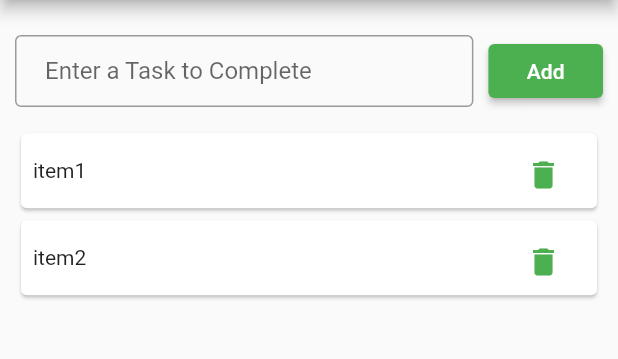
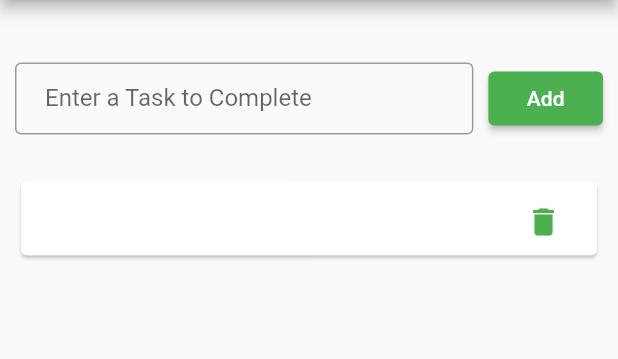
Before and after one commit to syfulsharif/toDoApp_Flutter, a Flutter app: the screen it shows after launch, after a tap on "Add", on a phone screen of 412 x 824 dp, the part 84-443 px from its top. Run offline on Flutter 3.47's test engine with Material 2 defaults, Android fonts, the phone set to English and light mode, and no system bars.

Commit message:
Add and Delete Functionality added

```diff
--- a/lib/main.dart
+++ b/lib/main.dart
@@ -2,7 +2,9 @@ import 'package:flutter/material.dart';
 import 'package:todoapp/todoappview.dart';
 
 void main() {
-  runApp(const MyApp());
+  runApp(
+    const MyApp(),
+  );
 }
 
 class MyApp extends StatelessWidget {
--- a/lib/style.dart
+++ b/lib/style.dart
@@ -21,8 +21,6 @@ ButtonStyle appButtonStyle() {
 }
 
 
-
-
 SizedBox sizedBox50 (child) {
   return SizedBox(
     height: 50.0,
--- a/lib/todoappview.dart
+++ b/lib/todoappview.dart
@@ -9,10 +9,20 @@ class ToDoAppView extends StatefulWidget {
 }
 
 class _ToDoAppViewState extends State<ToDoAppView> {
-  List<String> toDoList = ['item1', 'item2'];
+  List<String> toDoList = [];
+
+  removeItem(index) {
+    toDoList.remove(toDoList[index]);
+  }
+  final fieldText = TextEditingController();
+
+  void clearText() {
+    fieldText.clear();
+  }
 
   @override
   Widget build(BuildContext context) {
+    String todoItem = '';
     return Scaffold(
       appBar: AppBar(
         title: const Text('ToDo'),
@@ -23,6 +33,9 @@ class _ToDoAppViewState extends State<ToDoAppView> {
         child: Column(
           mainAxisAlignment: MainAxisAlignment.start,
           children: [
+            const SizedBox(
+              height: 20.0,
+            ),
             Expanded(
               flex: 10,
               child: Row(
@@ -30,6 +43,10 @@ class _ToDoAppViewState extends State<ToDoAppView> {
                   Expanded(
                     flex: 80,
                     child: TextFormField(
+                      onChanged: (value) {
+                        todoItem = value;
+                      },
+                      controller: fieldText,
                       decoration:
                           appInputDecoration('Enter a Task to Complete'),
                     ),
@@ -41,7 +58,12 @@ class _ToDoAppViewState extends State<ToDoAppView> {
                     flex: 20,
                     child: ElevatedButton(
                       style: appButtonStyle(),
-                      onPressed: () {},
+                      onPressed: () {
+                        setState(() {
+                          toDoList.add(todoItem);
+                          clearText();
+                        });
+                      },
                       child: const Text(
                         'Add',
                         style: TextStyle(color: Colors.white),
@@ -50,6 +72,9 @@ class _ToDoAppViewState extends State<ToDoAppView> {
                   )
                 ],
               ),
+            ),
+            const SizedBox(
+              height: 15.0,
             ),
             Expanded(
               flex: 90,
@@ -65,7 +90,11 @@ class _ToDoAppViewState extends State<ToDoAppView> {
                           ),
                           Expanded(
                             flex: 15,
-                            child: IconButton(onPressed: (){}, icon: const Icon(Icons.delete, color: Colors.green,)),
+                            child: IconButton(onPressed: (){
+                              setState(() {
+                                removeItem(index);
+                              });
+                            }, icon: const Icon(Icons.delete, color: Colors.green,)),
                           )
                         ],
                       )),
```
